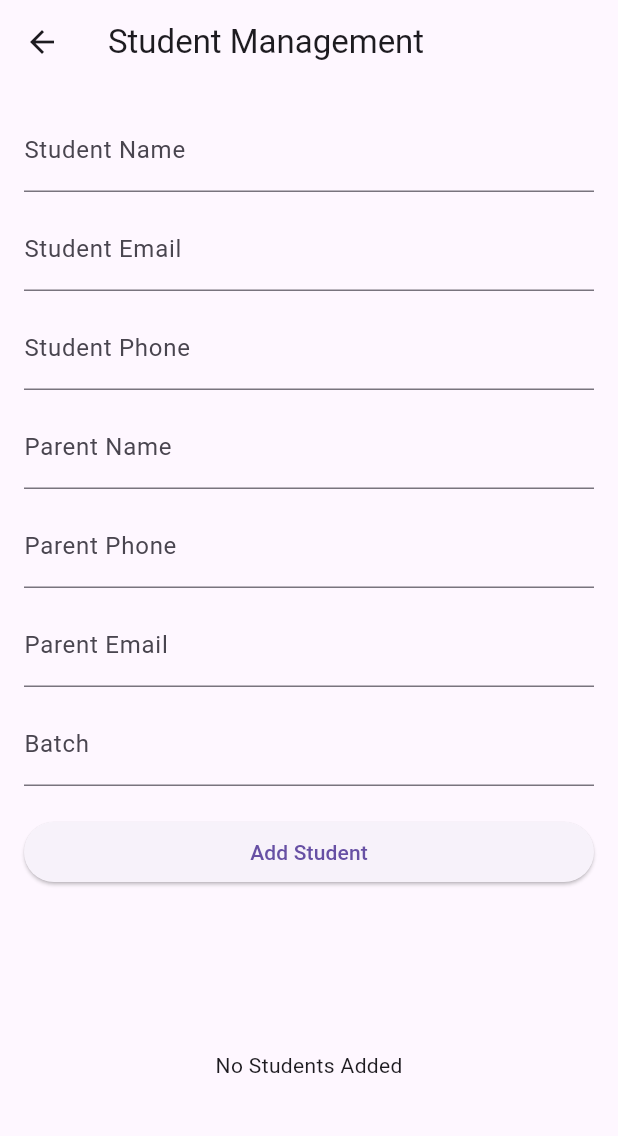
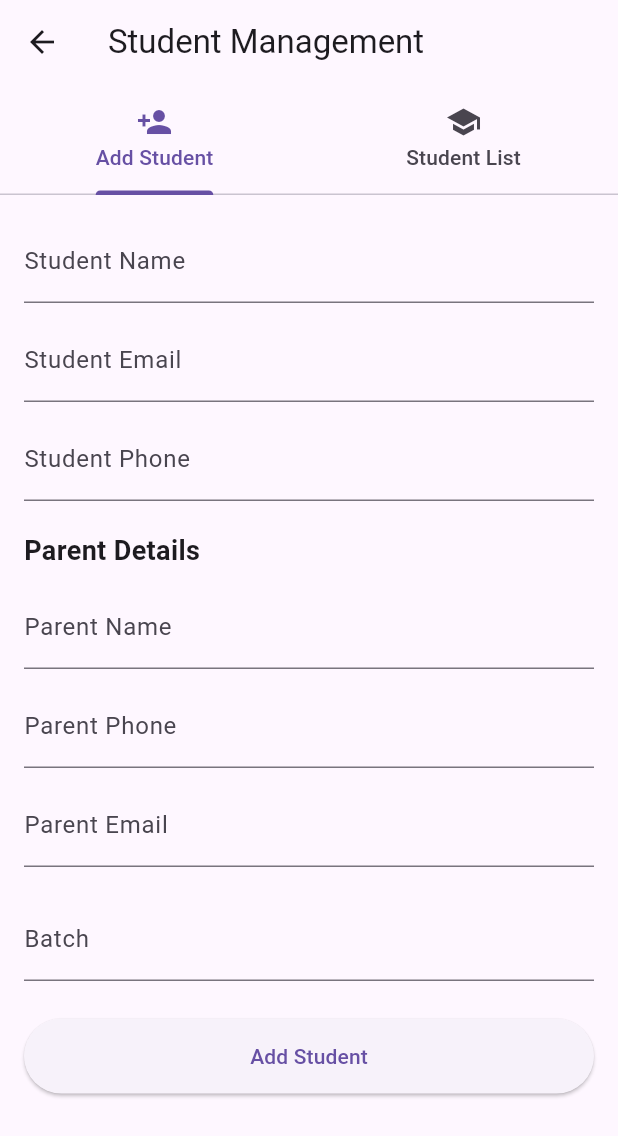
Before and after one commit to sekharbag07-star/digividya, a Flutter app: the StudentManagementScreen screen opened directly, on a phone screen of 412 x 824 dp. Shown: the top 1136 px of the screen. Run offline on Flutter 3.47's test engine with Material 3 defaults, Android fonts, the phone set to English and light mode, and no system bars; our stand-ins replace cloud_firestore, firebase_auth, firebase_core; accounts and stored records are empty.

Commit message:
Added tabbed student management and parent details

```diff
--- a/lib/features/admin/screens/student/student_management_screen.dart
+++ b/lib/features/admin/screens/student/student_management_screen.dart
@@ -106,29 +106,62 @@ class _StudentManagementScreenState extends State<StudentManagementScreen> {
 
   @override
   Widget build(BuildContext context) {
-    return Scaffold(
-      appBar: AppBar(title: const Text("Student Management")),
-      body: Padding(
+    return DefaultTabController(
+      length: 2,
+      child: Scaffold(
+        appBar: AppBar(
+          title: const Text("Student Management"),
+          bottom: const TabBar(
+            tabs: [
+              Tab(icon: Icon(Icons.person_add), text: "Add Student"),
+              Tab(icon: Icon(Icons.school), text: "Student List"),
+            ],
+          ),
+        ),
+        body: TabBarView(
+          children: [
+            // ADD STUDENT TAB
+            SingleChildScrollView(
               padding: const EdgeInsets.all(16),
               child: Column(
                 children: [
                   TextField(
                     controller: nameController,
-              decoration: const InputDecoration(labelText: "Student Name"),
+                    decoration: const InputDecoration(
+                      labelText: "Student Name",
+                    ),
                   ),
 
                   const SizedBox(height: 10),
 
                   TextField(
                     controller: emailController,
-              decoration: const InputDecoration(labelText: "Student Email"),
+                    decoration: const InputDecoration(
+                      labelText: "Student Email",
+                    ),
                   ),
 
                   const SizedBox(height: 10),
 
                   TextField(
                     controller: phoneController,
-              decoration: const InputDecoration(labelText: "Student Phone"),
+                    decoration: const InputDecoration(
+                      labelText: "Student Phone",
+                    ),
+                    keyboardType: TextInputType.phone,
+                  ),
+
+                  const SizedBox(height: 20),
+
+                  const Align(
+                    alignment: Alignment.centerLeft,
+                    child: Text(
+                      "Parent Details",
+                      style: TextStyle(
+                        fontSize: 18,
+                        fontWeight: FontWeight.bold,
+                      ),
+                    ),
                   ),
 
                   const SizedBox(height: 10),
@@ -142,7 +175,9 @@ class _StudentManagementScreenState extends State<StudentManagementScreen> {
 
                   TextField(
                     controller: parentPhoneController,
-              decoration: const InputDecoration(labelText: "Parent Phone"),
+                    decoration: const InputDecoration(
+                      labelText: "Parent Phone",
+                    ),
                     keyboardType: TextInputType.phone,
                   ),
 
@@ -150,20 +185,23 @@ class _StudentManagementScreenState extends State<StudentManagementScreen> {
 
                   TextField(
                     controller: parentEmailController,
-              decoration: const InputDecoration(labelText: "Parent Email"),
+                    decoration: const InputDecoration(
+                      labelText: "Parent Email",
+                    ),
                   ),
 
-            const SizedBox(height: 10),
+                  const SizedBox(height: 20),
 
                   TextField(
                     controller: batchController,
                     decoration: const InputDecoration(labelText: "Batch"),
                   ),
 
-            const SizedBox(height: 20),
+                  const SizedBox(height: 25),
 
                   SizedBox(
                     width: double.infinity,
+                    height: 50,
                     child: ElevatedButton(
                       onPressed: isLoading ? null : addStudent,
                       child: isLoading
@@ -171,10 +209,13 @@ class _StudentManagementScreenState extends State<StudentManagementScreen> {
                           : const Text("Add Student"),
                     ),
                   ),
+                ],
+              ),
+            ),
 
-            const SizedBox(height: 20),
-
-            Expanded(
+            // STUDENT LIST TAB
+            Padding(
+              padding: const EdgeInsets.all(16),
               child: StreamBuilder<QuerySnapshot>(
                 stream: _studentService.getStudents(),
                 builder: (context, snapshot) {
```
Lines whose indentation alone changed are shown as unchanged.
